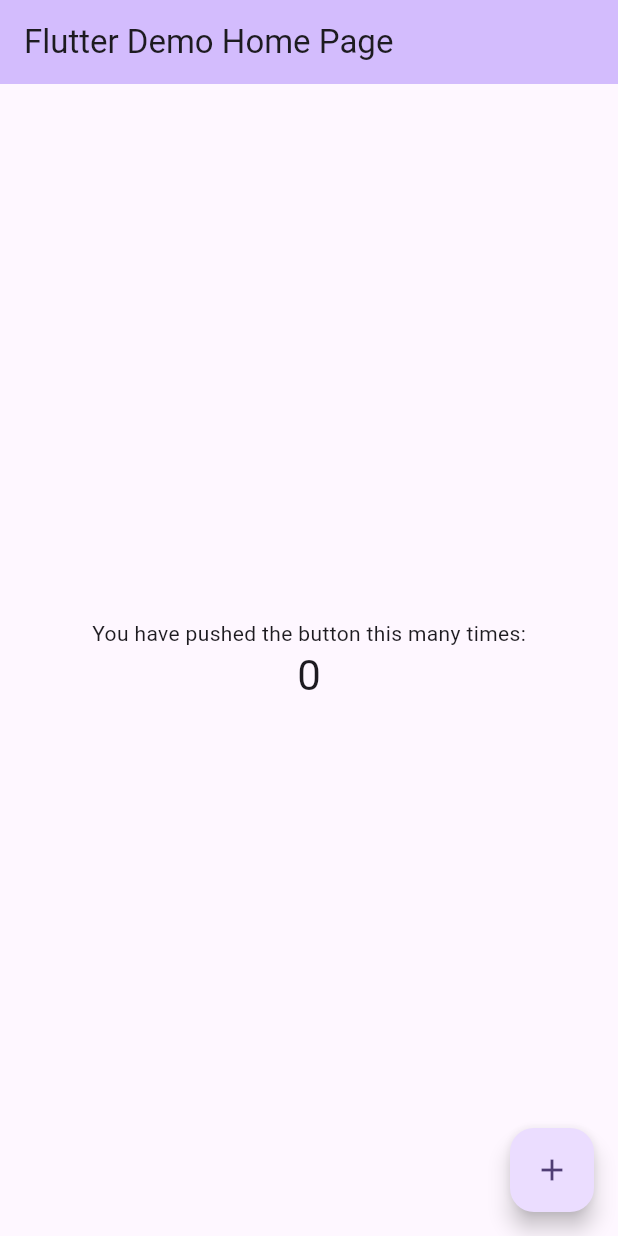
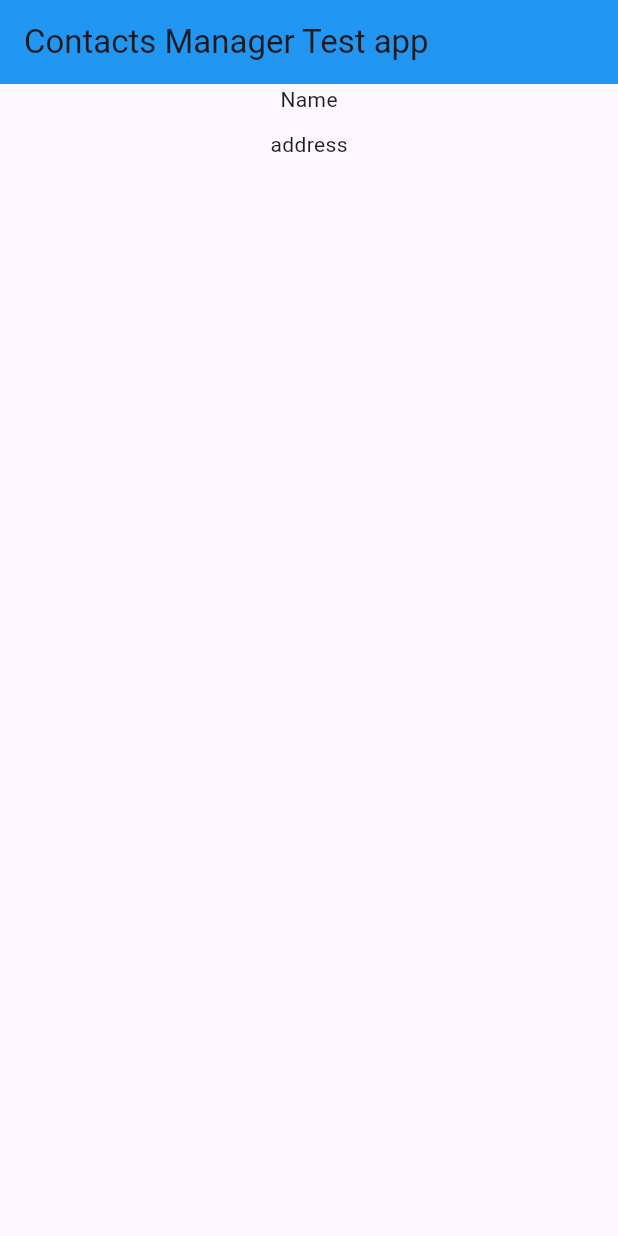
Before and after one commit to Himanshu8085/Contacts, a Flutter app: the screen it shows after launch, on a phone screen of 412 x 824 dp. Run offline on Flutter 3.47's test engine with Material 3 defaults, Android fonts, the phone set to English and light mode, and no system bars.

Commit message:
Environment setupcomplete this is a test application

```diff
--- a/lib/main.dart
+++ b/lib/main.dart
@@ -1,125 +1,28 @@
 import 'package:flutter/material.dart';
 
 void main() {
-  runApp(const MyApp());
+  runApp(MaterialApp(home: Myhome()));
 }
 
-class MyApp extends StatelessWidget {
-  const MyApp({super.key});
+class Myhome extends StatelessWidget {
+  const Myhome({super.key});
 
-  // This widget is the root of your application.
   @override
   Widget build(BuildContext context) {
-    return MaterialApp(
-      title: 'Flutter Demo',
-      theme: ThemeData(
-        // This is the theme of your application.
-        //
-        // TRY THIS: Try running your application with "flutter run". You'll see
-        // the application has a purple toolbar. Then, without quitting the app,
-        // try changing the seedColor in the colorScheme below to Colors.green
-        // and then invoke "hot reload" (save your changes or press the "hot
-        // reload" button in a Flutter-supported IDE, or press "r" if you used
-        // the command line to start the app).
-        //
-        // Notice that the counter didn't reset back to zero; the application
-        // state is not lost during the reload. To reset the state, use hot
-        // restart instead.
-        //
-        // This works for code too, not just values: Most code changes can be
-        // tested with just a hot reload.
-        colorScheme: ColorScheme.fromSeed(seedColor: Colors.deepPurple),
-        useMaterial3: true,
+    return Scaffold(
+      appBar: AppBar(
+        title: Text("Contacts Manager Test app"),
+        backgroundColor: Colors.blue,
       ),
-      home: const MyHomePage(title: 'Flutter Demo Home Page'),
+      body: Center(
+        child: Column(children: <Widget>[
+          Text("Name"),
+          SizedBox(
+            height: 10,
+          ),
+          Text("address")
+        ]),
+      ),
     );
   }
 }
-
-class MyHomePage extends StatefulWidget {
-  const MyHomePage({super.key, required this.title});
-
-  // This widget is the home page of your application. It is stateful, meaning
-  // that it has a State object (defined below) that contains fields that affect
-  // how it looks.
-
-  // This class is the configuration for the state. It holds the values (in this
-  // case the title) provided by the parent (in this case the App widget) and
-  // used by the build method of the State. Fields in a Widget subclass are
-  // always marked "final".
-
-  final String title;
-
-  @override
-  State<MyHomePage> createState() => _MyHomePageState();
-}
-
-class _MyHomePageState extends State<MyHomePage> {
-  int _counter = 0;
-
-  void _incrementCounter() {
-    setState(() {
-      // This call to setState tells the Flutter framework that something has
-      // changed in this State, which causes it to rerun the build method below
-      // so that the display can reflect the updated values. If we changed
-      // _counter without calling setState(), then the build method would not be
-      // called again, and so nothing would appear to happen.
-      _counter++;
-    });
-  }
-
-  @override
-  Widget build(BuildContext context) {
-    // This method is rerun every time setState is called, for instance as done
-    // by the _incrementCounter method above.
-    //
-    // The Flutter framework has been optimized to make rerunning build methods
-    // fast, so that you can just rebuild anything that needs updating rather
-    // than having to individually change instances of widgets.
-    return Scaffold(
-      appBar: AppBar(
-        // TRY THIS: Try changing the color here to a specific color (to
-        // Colors.amber, perhaps?) and trigger a hot reload to see the AppBar
-        // change color while the other colors stay the same.
-        backgroundColor: Theme.of(context).colorScheme.inversePrimary,
-        // Here we take the value from the MyHomePage object that was created by
-        // the App.build method, and use it to set our appbar title.
-        title: Text(widget.title),
-      ),
-      body: Center(
-        // Center is a layout widget. It takes a single child and positions it
-        // in the middle of the parent.
-        child: Column(
-          // Column is also a layout widget. It takes a list of children and
-          // arranges them vertically. By default, it sizes itself to fit its
-          // children horizontally, and tries to be as tall as its parent.
-          //
-          // Column has various properties to control how it sizes itself and
-          // how it positions its children. Here we use mainAxisAlignment to
-          // center the children vertically; the main axis here is the vertical
-          // axis because Columns are vertical (the cross axis would be
-          // horizontal).
-          //
-          // TRY THIS: Invoke "debug painting" (choose the "Toggle Debug Paint"
-          // action in the IDE, or press "p" in the console), to see the
-          // wireframe for each widget.
-          mainAxisAlignment: MainAxisAlignment.center,
-          children: <Widget>[
-            const Text(
-              'You have pushed the button this many times:',
-            ),
-            Text(
-              '$_counter',
-              style: Theme.of(context).textTheme.headlineMedium,
-            ),
-          ],
-        ),
-      ),
-      floatingActionButton: FloatingActionButton(
-        onPressed: _incrementCounter,
-        tooltip: 'Increment',
-        child: const Icon(Icons.add),
-      ), // This trailing comma makes auto-formatting nicer for build methods.
-    );
-  }
-}
```
